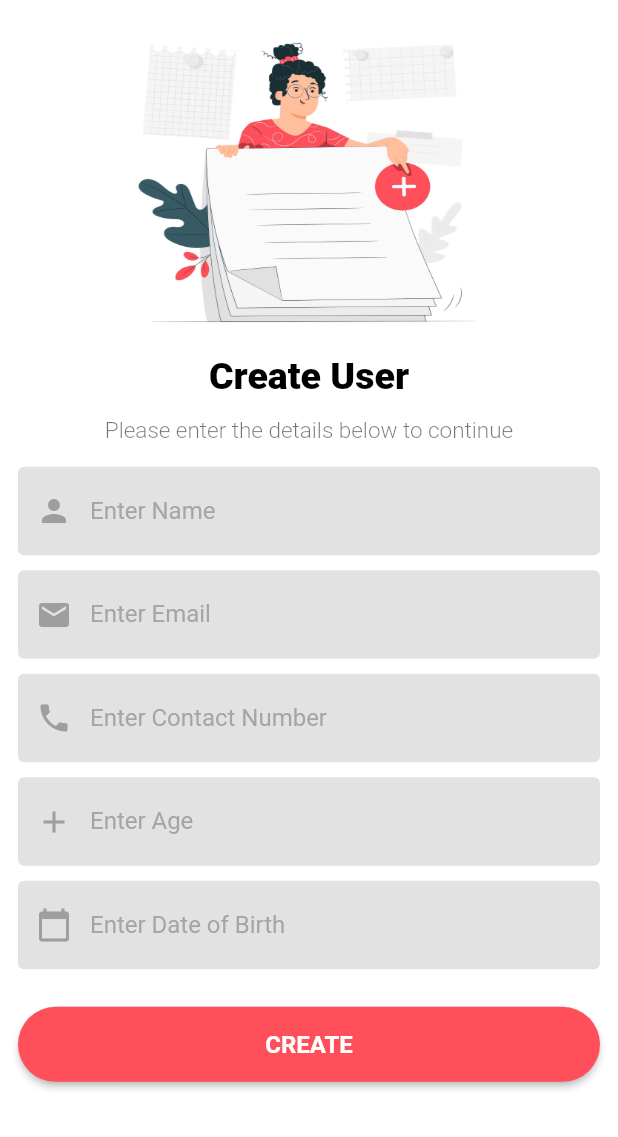
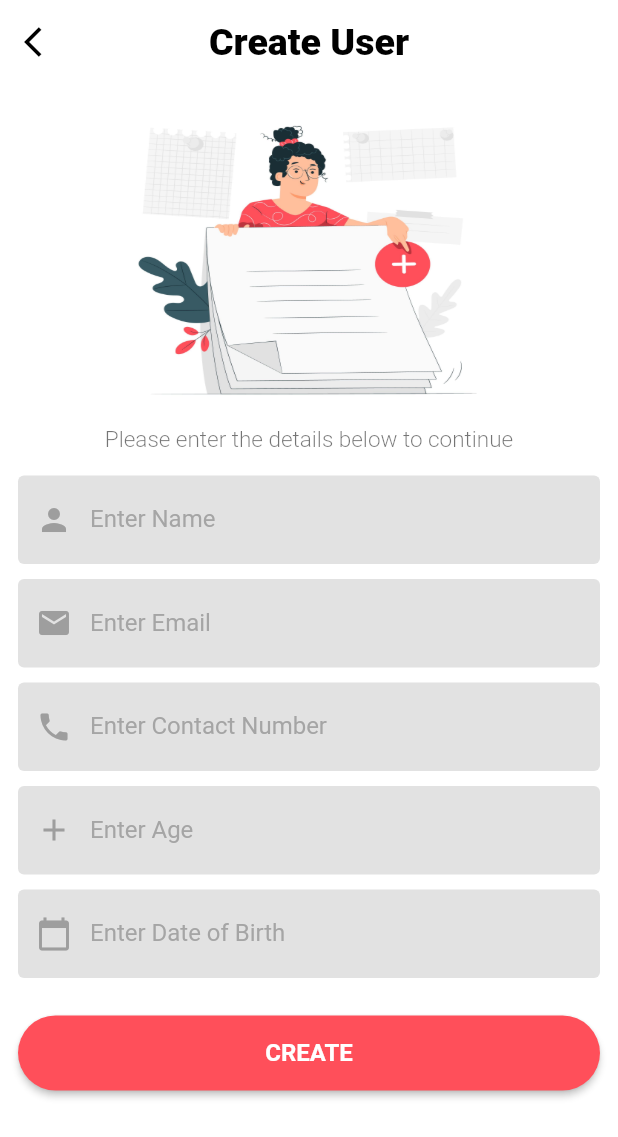
Before and after one commit to MarvelApps-Flutter/admob_demo, a Flutter app: the screen it shows after launch, after a tap on the "add" icon, on a phone screen of 412 x 824 dp. Shown: the top 1137 px of the screen. Run offline on Flutter 3.47's test engine with Material 2 defaults, Android fonts, the phone set to English and light mode, and no system bars; our stand-ins replace cloud_firestore, firebase_core; missing offline and left inert: admob_flutter; accounts and stored records are empty.

```diff
--- a/lib/constants/admob_constants.dart
+++ b/lib/constants/admob_constants.dart
@@ -1,7 +1,30 @@
-class AdMobConstants
-{
-  static String appId = 'ca-app-pub-3094012938539302~4789556007';
-  static String bannerAdId = 'ca-app-pub-3940256099942544/6300978111';
-  static String interstitialAdId = 'ca-app-pub-3940256099942544/1033173712';
-  static String rewardAdId = 'ca-app-pub-3940256099942544/5224354917';
+import 'dart:io';
+
+class AdMobConstants {
+  static String? getBannerAdUnitId() {
+    if (Platform.isIOS) {
+      return 'ca-app-pub-3940256099942544/2934735716';
+    } else if (Platform.isAndroid) {
+      return 'ca-app-pub-3940256099942544/6300978111';
+    }
+    return null;
+  }
+
+  static String? getInterstitialAdUnitId() {
+    if (Platform.isIOS) {
+      return 'ca-app-pub-3940256099942544/4411468910';
+    } else if (Platform.isAndroid) {
+      return 'ca-app-pub-3940256099942544/1033173712';
+    }
+    return null;
+  }
+
+  static String? getRewardBasedVideoAdUnitId() {
+    if (Platform.isIOS) {
+      return 'ca-app-pub-3940256099942544/1712485313';
+    } else if (Platform.isAndroid) {
+      return 'ca-app-pub-3940256099942544/5224354917';
+    }
+    return null;
+  }
 }
--- a/lib/constants/app_constants.dart
+++ b/lib/constants/app_constants.dart
@@ -32,4 +32,10 @@ class AppConstants
   static const robotoString = "Roboto";
   static const appTitleString = "Flutter Cloud Firestore Module";
   static const dateFormatString = "dd/MMM/yyyy";
+  static const successiveLogo = "assets/images/successive_logo.png";
+  static const marvelLogo = "assets/images/marvel_logo.png";
+  static const poweredBy = "Powered by :";
+  static const successive = "Successive";
+  static const technologies = "Technologies";
+  static const apps = "APPS";
 }
--- /dev/null
+++ b/lib/constants/color_constants.dart
@@ -0,0 +1,17 @@
+import 'package:flutter/material.dart';
+
+class ColorConstants
+{
+  static Map<int, Color>? color = {
+      50: const Color(0xFFff4f5a),
+      100: const Color(0xFFff4f5a),
+      200: const Color(0xFFff4f5a),
+      300: const Color(0xFFff4f5a),
+      400: const Color(0xFFff4f5a),
+      500: const Color(0xFFff4f5a),
+      600: const Color(0xFFff4f5a),
+      700: const Color(0xFFff4f5a),
+      800: const Color(0xFFff4f5a),
+      900: const Color(0xFFff4f5a),
+    };
+}
--- a/lib/main.dart
+++ b/lib/main.dart
@@ -1,11 +1,23 @@
+import 'dart:io';
+import 'package:admob_flutter/admob_flutter.dart';
 import 'package:firebase_core/firebase_core.dart';
 import 'package:firestore_app/constants/app_constants.dart';
 import 'package:firestore_app/screens/home_screen.dart';
+import 'package:firestore_app/screens/splash_screen.dart';
 import 'package:flutter/material.dart';
+import 'firebase_options.dart';
 
 void main() async{
   WidgetsFlutterBinding.ensureInitialized();
-  await Firebase.initializeApp();
+  if (Platform.isIOS) {
+    await Firebase.initializeApp(
+      options: DefaultFirebaseOptions.currentPlatform,
+    );
+  } else {
+    await Firebase.initializeApp();
+  }
+  // Initialize without device test ids.
+  Admob.initialize();
   runApp(const MyApp());
 }
 
@@ -20,7 +32,7 @@ class MyApp extends StatelessWidget {
       theme: ThemeData(
         primarySwatch: Colors.blue,
       ),
-      home: const HomeScreenPage(),
+      home: const SplashScreen(),
     );
   }
 }
--- a/lib/screens/add_user_screen.dart
+++ b/lib/screens/add_user_screen.dart
@@ -8,6 +8,7 @@ import 'package:firestore_app/utils/app_config.dart';
 import 'package:firestore_app/utils/app_text_styles.dart';
 import 'package:flutter/material.dart';
 import 'package:intl/intl.dart';
+import '../constants/color_constants.dart';
 
 class AddUserScreen extends StatefulWidget {
   final String? userKey;
@@ -30,7 +31,6 @@ class _AddUserScreenState extends State<AddUserScreen>
   TextEditingController? _dobController;
   AdmobInterstitial? interstitial;
   var reference;
-  Map<int, Color>? color;
 
   DateTime _currentDate = DateTime.now();
   Future _selectDueDate(BuildContext context) async {
@@ -43,7 +43,7 @@ class _AddUserScreenState extends State<AddUserScreen>
         return Theme(
           data: ThemeData.light().copyWith(
             colorScheme: ColorScheme.fromSwatch(
-              primarySwatch: MaterialColor(0xFFff4f5a, color!),
+              primarySwatch: MaterialColor(0xFFff4f5a, ColorConstants.color!),
               primaryColorDark: Color(0xFFff4f5a),
               accentColor: Color(0xFFff4f5a),
             ),
@@ -77,22 +77,11 @@ class _AddUserScreenState extends State<AddUserScreen>
     _ageController = TextEditingController();
     _dobController = TextEditingController();
     reference = FirebaseFirestore.instance.collection(AppConstants.userListString);
-    color = {
-      50: const Color(0xFFff4f5a),
-      100: const Color(0xFFff4f5a),
-      200: const Color(0xFFff4f5a),
-      300: const Color(0xFFff4f5a),
-      400: const Color(0xFFff4f5a),
-      500: const Color(0xFFff4f5a),
-      600: const Color(0xFFff4f5a),
-      700: const Color(0xFFff4f5a),
-      800: const Color(0xFFff4f5a),
-      900: const Color(0xFFff4f5a),
-    };
     if (widget.userKey != null) {
       getUserDetail();
     }
-    interstitial = AdmobInterstitial(adUnitId: AdMobConstants.interstitialAdId);
+    interstitial = AdmobInterstitial(adUnitId: AdMobConstants.getInterstitialAdUnitId()!
+    );
     interstitial!.load();
   }
 
@@ -107,7 +96,31 @@ class _AddUserScreenState extends State<AddUserScreen>
     appC = AppConfig(context);
     return Scaffold(
         backgroundColor: Colors.white,
+        appBar: buildAppBar(),
         body: buildBody());
+  }
+
+AppBar buildAppBar() {
+    return AppBar(
+      backgroundColor: Colors.white,
+      elevation: 0.0,
+      centerTitle: true,
+      title: Text(
+          (widget.isViewMode) == true
+              ? AppConstants.viewUserString
+              : (widget.isViewMode == false && widget.userKey != null)
+                  ? AppConstants.editUserString
+                  : AppConstants.createUserString,
+          style: AppTextStyles.blackTextStyle),
+      leading: IconButton(
+        onPressed: () {
+          Navigator.pop(context);
+        },
+        icon: const Icon(Icons.arrow_back_ios),
+        iconSize: 24,
+        color: Colors.black,
+      ),
+    );
   }
 
   Widget buildBody()
@@ -122,7 +135,7 @@ class _AddUserScreenState extends State<AddUserScreen>
               mainAxisAlignment: MainAxisAlignment.center,
               children: <Widget>[
                 Container(
-                  height: appC.rH(26),
+                  height: appC.rH(25),
                   width: appC.rW(60),
                   decoration: const BoxDecoration(
                     image: DecorationImage(
@@ -132,10 +145,6 @@ class _AddUserScreenState extends State<AddUserScreen>
                   ),
                 ),
                 buildSizedBoxWidget(10),
-                Text(
-                    (widget.isViewMode) == true ? AppConstants.viewUserString : (widget.isViewMode == false && widget.userKey != null) ? AppConstants.editUserString : AppConstants.createUserString,
-                    style: AppTextStyles.blackTextStyle),
-                buildSizedBoxWidget(13),
                 const Text(
                   AppConstants.enterDetailsString,
                   style: AppTextStyles.lightTextStyle,
--- a/lib/screens/home_screen.dart
+++ b/lib/screens/home_screen.dart
@@ -20,11 +20,12 @@ class _MyHomeScreenPageState extends State<HomeScreenPage> {
   AdmobReward? reward;
 
   init()
-  {
+  async {
     movieController = TextEditingController();
     reference = FirebaseFirestore.instance.collection(AppConstants.userListString);
     reward = AdmobReward(
-        adUnitId: AdMobConstants.rewardAdId,
+        adUnitId:
+        AdMobConstants.getRewardBasedVideoAdUnitId()!,
         listener: (event, args) {
           if (event == AdmobAdEvent.rewarded) {
             print("User rewarded.......");
@@ -65,7 +66,8 @@ class _MyHomeScreenPageState extends State<HomeScreenPage> {
                     ? Card(
                         color: Colors.white,
                         child: AdmobBanner(
-                          adUnitId: AdMobConstants.bannerAdId,
+                          adUnitId:
+                          AdMobConstants.getBannerAdUnitId()!,
                           adSize: AdmobBannerSize.ADAPTIVE_BANNER(
                               width: (width * 360 ~/ 375).toInt()),
                         ))
@@ -202,7 +204,6 @@ class _MyHomeScreenPageState extends State<HomeScreenPage> {
             padding: const EdgeInsets.only(right: 10.0),
             child: Image.asset(
              AppConstants.bulletAssetImageString,
-              //color: Colors.red,
               height: 20,
               width: 24,
             ),
--- /dev/null
+++ b/lib/screens/splash_screen.dart
@@ -0,0 +1,165 @@
+import 'package:flutter/material.dart';
+import '../constants/app_constants.dart';
+import 'home_screen.dart';
+
+class SplashScreen extends StatefulWidget {
+  const SplashScreen({Key? key}) : super(key: key);
+
+  @override
+  State<StatefulWidget> createState() => SplashScreenState();
+}
+
+class SplashScreenState extends State<SplashScreen>
+    with SingleTickerProviderStateMixin {
+  late AnimationController controller;
+  late Animation<Offset> offset;
+  late final Animation<double> _animation;
+  late AnimationController delayedcontroller;
+  late final Animation<double> _delayedAnimation;
+
+  init()
+  {
+      controller = AnimationController(
+      vsync: this,
+      duration: const Duration(seconds: 2),
+    )..forward();
+
+    _animation = CurvedAnimation(
+      parent: controller,
+      curve: Curves.fastOutSlowIn,
+    );
+
+    _delayedAnimation = CurvedAnimation(
+      parent: controller,
+      curve: const Interval(0.8, 1, curve: Curves.fastOutSlowIn),
+    );
+
+    offset = Tween<Offset>(
+            begin: const Offset(0.0, -5), end: const Offset(0.0, 0.0))
+        .animate(CurvedAnimation(parent: controller, curve: Curves.bounceOut));
+  }
+
+  @override
+  void initState() {
+    super.initState();
+      init();
+      new Future.delayed(
+        const Duration(seconds: 3), () => Navigator.push(context, MaterialPageRoute(builder: (context)=> HomeScreenPage()
+    )));
+  }
+
+  @override
+  Widget build(BuildContext context) {
+    return Scaffold(
+        body: Stack(
+      children: [
+        _marvelAnimatedLogo(context),
+        _animatedText(context),
+        _footer()
+      ],
+    ));
+  }
+
+  Column _footer() {
+    return Column(mainAxisAlignment: MainAxisAlignment.end, children: [
+      SizedBox(
+        width: double.infinity,
+        child: Padding(
+          padding: const EdgeInsets.only(bottom: 10),
+          child: Row(
+            mainAxisAlignment: MainAxisAlignment.center,
+            children: [
+              Text(
+                AppConstants.poweredBy,
+                style: TextStyle(
+                    fontSize: 16,
+                    fontWeight: FontWeight.w400,
+                    color: Colors.black),
+              ),
+              Image.asset(
+                AppConstants.successiveLogo,
+                width: 35,
+                height: 35,
+                fit: BoxFit.scaleDown,
+              ),
+              Column(
+                crossAxisAlignment: CrossAxisAlignment.start,
+                children: [
+                  Text(
+                    AppConstants.successive,
+                    style: TextStyle(
+                        fontSize: 22,
+                        fontWeight: FontWeight.w600,
+                        letterSpacing: 3),
+                  ),
+                  Text(
+                    AppConstants.technologies,
+                    style: TextStyle(
+                        fontSize: 21,
+                        fontWeight: FontWeight.w400,
+                        letterSpacing: 1.2),
+                  ),
+                ],
+              )
+            ],
+          ),
+        ),
+      ),
+    ]);
+  }
+
+  Center _animatedText(BuildContext context) {
+    return Center(
+      child: FadeTransition(
+        opacity: _delayedAnimation,
+        child: Padding(
+          padding: const EdgeInsets.only(top: 70, left: 20),
+          child: SizedBox(
+            width: MediaQuery.of(context).size.width * 0.85,
+            child: ShaderMask(
+              shaderCallback: (Rect bounds) {
+                return const RadialGradient(
+                  center: Alignment.topLeft,
+                  radius: 1.0,
+                  colors: <Color>[
+                    Colors.brown,
+                    Colors.black,
+                    Colors.brown,
+                    Colors.black,
+                  ],
+                  tileMode: TileMode.mirror,
+                ).createShader(bounds);
+              },
+              child: Padding(
+                padding: EdgeInsets.only(right: 15),
+                child: Text(
+                  AppConstants.apps,
+                  textAlign: TextAlign.right,
+                  style: TextStyle(
+                      fontSize: 20,
+                      fontWeight: FontWeight.bold,
+                      color: Colors.white),
+                ),
+              ),
+            ),
+          ),
+        ),
+      ),
+    );
+  }
+
+  Center _marvelAnimatedLogo(BuildContext context) {
+    return Center(
+      child: FadeTransition(
+        opacity: controller,
+        child: ScaleTransition(
+          scale: _animation,
+          child: SizedBox(
+            width: MediaQuery.of(context).size.width * 0.85,
+            child: Image.asset(AppConstants.marvelLogo),
+          ),
+        ),
+      ),
+    );
+  }
+}
--- a/lib/utils/app_text_styles.dart
+++ b/lib/utils/app_text_styles.dart
@@ -1,5 +1,4 @@
 import 'package:firestore_app/constants/app_constants.dart';
-import 'package:flutter/cupertino.dart';
 import 'package:flutter/material.dart';
 
 class AppTextStyles {
--- a/pubspec.yaml
+++ b/pubspec.yaml
@@ -36,12 +36,10 @@ dependencies:
   cupertino_icons: ^1.0.2
   firebase_core:
   cloud_firestore:
-  uuid:
   provider:
   date_format:
-  google_fonts:
   intl: ^0.17.0
-  admob_flutter: ^2.0.0
+  admob_flutter: ^3.0.0
 
 dev_dependencies:
   flutter_test:
```
Also changed, not shown: assets/images/marvel_logo.png (added), assets/images/successive_logo.png (added), lib/firebase_options.dart (added), 56 other files.
